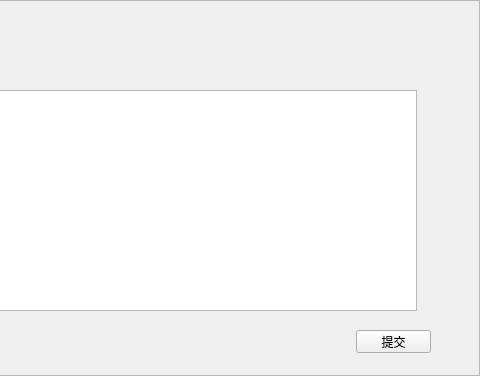
Old version of the form punchout.ui in the repository neverlandgy/teamhelper; both pictures show x 254 to 734 and y 0 to 376 of the 734 by 376 pixel window.
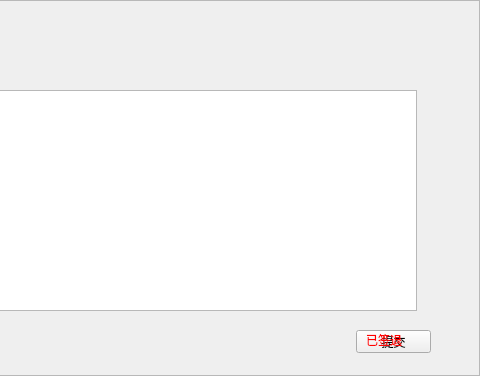
New version of the form.

Commit message: 显示已签到签退

Patch:
```diff
--- a/punchout.ui
+++ b/punchout.ui
@@ -85,6 +85,19 @@
     <bool>true</bool>
    </property>
   </widget>
+  <widget class="QLabel" name="label_warring">
+   <property name="geometry">
+    <rect>
+     <x>620</x>
+     <y>330</y>
+     <width>54</width>
+     <height>21</height>
+    </rect>
+   </property>
+   <property name="text">
+    <string>&lt;html&gt;&lt;head/&gt;&lt;body&gt;&lt;p&gt;&lt;span style=&quot; color:#ff0000;&quot;&gt;已签退&lt;/span&gt;&lt;/p&gt;&lt;/body&gt;&lt;/html&gt;</string>
+   </property>
+  </widget>
  </widget>
  <resources/>
  <connections/>
```
The commit also changes 2 other files.
